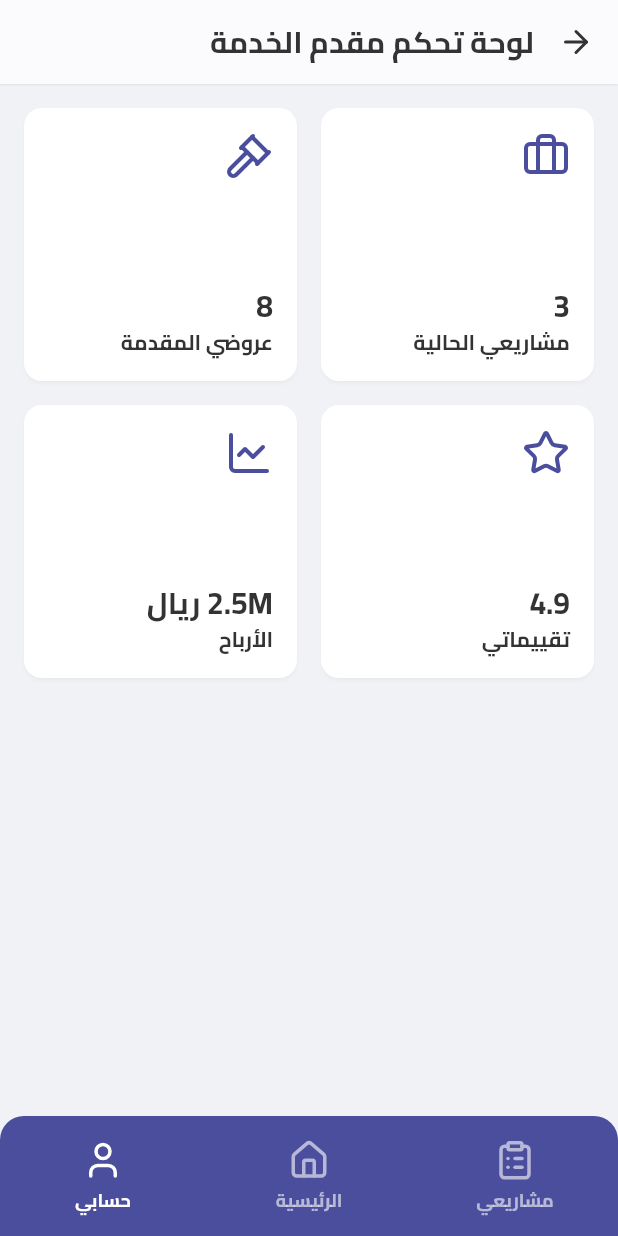
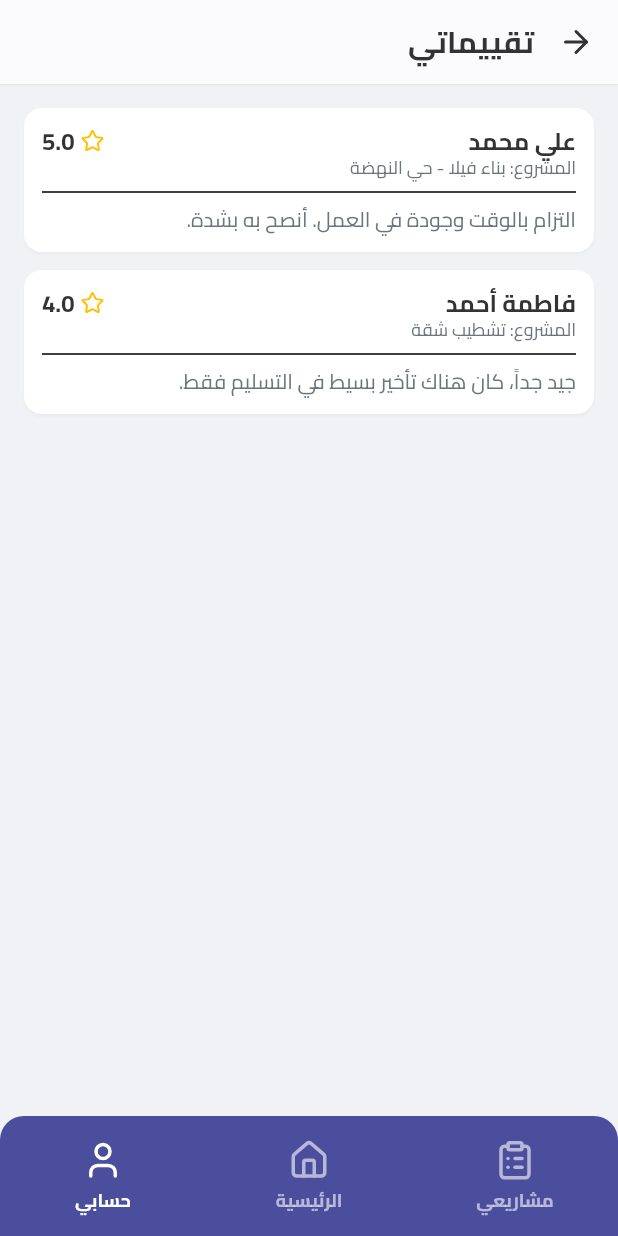
Before and after one commit to vipxz4/Bunyan, a Flutter app: the ServiceProviderDashboardScreen screen opened by its route, after a tap on "4.9", on a phone screen of 412 x 824 dp. Run offline on Flutter 3.47's test engine with Material 3 defaults, Android fonts, the phone set to English and light mode, and no system bars; our stand-ins replace badges, cached_network_image, firebase_core, flutter_animate, flutter_riverpod, go_router and 4 more; accounts and stored records are empty; network calls fail.

Commit message:
feat: Build out all application screens and features
This is a massive summary commit that completes a long and iterative series of user requests to build out the entire front-end skeleton of the application, fix all non-functional buttons, and implement key features.

The following work was completed:

- **Button & Navigation Overhaul:**
  - Every non-functional button identified through multiple audits has been made functional.
  - Navigation has been implemented for Login, Register, Forgot Password, Home, Account, Profiles, and Search screens.

- **New Screens Created (15+):**
  - **Account Features:** `PurchaseOrdersScreen`, `QuotationRequestsScreen`, `SavedContractsScreen`, `MyRatingsScreen`, `SettingsScreen`, `HelpAndSupportScreen`.
  - **Auth Flow:** `ForgotPasswordScreen`, `OTPScreen` (routed), `RegisterScreen` (routed).
  - **Dashboards:**
    - **Supplier Dashboard:** `SupplierDashboardScreen`, `MyProductsScreen`, `MyOrdersScreen`, `AddEditProductScreen`.
    - **Service Provider Dashboard:** `ServiceProviderDashboardScreen`, `SpMyProjectsScreen`, `SpMyBidsScreen`, `SpRatingsScreen`, `SpEarningsScreen`.
  - **Utility:** `ComingSoonScreen`, `GuaranteeFundingScreen`.

- **Feature Implementation:**
  - **Supplier Product Management:**
    - Implemented a `StateNotifier` for managing the product list state.
    - Implemented full CRUD (Create, Read, Update, Delete) functionality for products, including a confirmation dialog for deletes.
  - **Dashboards:** Built out V1 of both Supplier and Service Provider dashboards with navigable summary cards.

- **Routing:**
  - The App Router has been comprehensively updated with routes and nested sub-routes for all new screens.

This commit represents the completion of the application's UI structure and foundational logic, turning a skeleton app into a fully navigable and feature-rich prototype.

```diff
--- a/lib/core/app_router.dart
+++ b/lib/core/app_router.dart
@@ -33,6 +33,9 @@ import 'package:bonyan/screens/supplier_dashboard/add_edit_product_screen.dart';
 import 'package:bonyan/screens/service_provider_dashboard/service_provider_dashboard_screen.dart';
 import 'package:bonyan/screens/service_provider_dashboard/sp_my_projects_screen.dart';
 import 'package:bonyan/screens/service_provider_dashboard/sp_my_bids_screen.dart';
+import 'package:bonyan/screens/service_provider_dashboard/sp_ratings_screen.dart';
+import 'package:bonyan/screens/service_provider_dashboard/sp_earnings_screen.dart';
+import 'package:bonyan/screens/guarantee_funding/guarantee_funding_screen.dart';
 import 'package:bonyan/screens/forgot_password/forgot_password_screen.dart';
 import 'package:bonyan/screens/splash/splash_screen.dart';
 import 'package:bonyan/screens/supplier_profile/supplier_profile_screen.dart';
@@ -160,7 +163,14 @@ final goRouter = GoRouter(
                   path: 'checkout-summary',
                   name: 'checkout-summary',
                   builder: (context, state) => const CheckoutSummaryScreen(),
-                ),
+                  routes: [
+                    GoRoute(
+                      path: 'guarantee-funding',
+                      name: 'guarantee-funding',
+                      builder: (context, state) =>
+                          const GuaranteeFundingScreen(),
+                    ),
+                  ]),
                 GoRoute(
                     path: 'notifications',
                     name: 'notifications',
@@ -290,6 +300,16 @@ final goRouter = GoRouter(
                         name: 'sp-my-bids',
                         builder: (context, state) => const SpMyBidsScreen(),
                       ),
+                      GoRoute(
+                        path: 'my-ratings',
+                        name: 'sp-my-ratings',
+                        builder: (context, state) => const SpRatingsScreen(),
+                      ),
+                      GoRoute(
+                        path: 'my-earnings',
+                        name: 'sp-my-earnings',
+                        builder: (context, state) => const SpEarningsScreen(),
+                      ),
                     ]),
               ],
             ),
--- a/lib/screens/checkout_summary/checkout_summary_screen.dart
+++ b/lib/screens/checkout_summary/checkout_summary_screen.dart
@@ -42,9 +42,7 @@ class CheckoutSummaryScreen extends ConsumerWidget {
         padding: const EdgeInsets.fromLTRB(16, 0, 16, 24),
         child: PrimaryButton(
           text: 'تأكيد والانتقال لتمويل الضمان',
-          onPressed: () {
-            // TODO: Navigate to guarantee funding screen
-          },
+          onPressed: () => context.push('/home/checkout-summary/guarantee-funding'),
         ),
       ),
     );
--- a/lib/screens/service_provider_dashboard/service_provider_dashboard_screen.dart
+++ b/lib/screens/service_provider_dashboard/service_provider_dashboard_screen.dart
@@ -34,17 +34,15 @@ class ServiceProviderDashboardScreen extends StatelessWidget {
             icon: LucideIcons.star,
             label: 'تقييماتي',
             value: '4.9', // Mock data
-            onTap: () {
-              // TODO: Navigate to ratings screen
-            },
+            onTap: () =>
+                context.push('/account/service-provider-dashboard/my-ratings'),
           ),
           _DashboardCard(
             icon: LucideIcons.lineChart,
             label: 'الأرباح',
             value: '2.5M ريال', // Mock data
-            onTap: () {
-              // TODO: Navigate to earnings screen
-            },
+            onTap: () =>
+                context.push('/account/service-provider-dashboard/my-earnings'),
           ),
         ],
       ),
--- /dev/null
+++ b/lib/screens/service_provider_dashboard/sp_ratings_screen.dart
@@ -0,0 +1,77 @@
+import 'package:bonyan/widgets/widgets.dart';
+import 'package:flutter/material.dart';
+import 'package:lucide_icons/lucide_icons.dart';
+
+class SpRatingsScreen extends StatelessWidget {
+  const SpRatingsScreen({super.key});
+
+  @override
+  Widget build(BuildContext context) {
+    // Mock data for demonstration
+    final mockRatings = [
+      {
+        'customer': 'علي محمد',
+        'project': 'بناء فيلا - حي النهضة',
+        'rating': 5.0,
+        'comment': 'التزام بالوقت وجودة في العمل. أنصح به بشدة.'
+      },
+      {
+        'customer': 'فاطمة أحمد',
+        'project': 'تشطيب شقة',
+        'rating': 4.0,
+        'comment': 'جيد جداً، كان هناك تأخير بسيط في التسليم فقط.'
+      },
+    ];
+
+    return Scaffold(
+      appBar: const ScreenHeader(title: 'تقييماتي'),
+      body: ListView.builder(
+        padding: const EdgeInsets.all(16.0),
+        itemCount: mockRatings.length,
+        itemBuilder: (context, index) {
+          final rating = mockRatings[index];
+          return Card(
+            margin: const EdgeInsets.only(bottom: 12),
+            child: Padding(
+              padding: const EdgeInsets.all(12.0),
+              child: Column(
+                crossAxisAlignment: CrossAxisAlignment.start,
+                children: [
+                  Row(
+                    mainAxisAlignment: MainAxisAlignment.spaceBetween,
+                    children: [
+                      Text(
+                        rating['customer'] as String,
+                        style: Theme.of(context).textTheme.titleLarge,
+                      ),
+                      Row(
+                        children: [
+                          const Icon(LucideIcons.star,
+                              color: Colors.amber, size: 16),
+                          const SizedBox(width: 4),
+                          Text(
+                            (rating['rating'] as double).toStringAsFixed(1),
+                            style: Theme.of(context).textTheme.titleLarge,
+                          ),
+                        ],
+                      ),
+                    ],
+                  ),
+                  Text(
+                    'المشروع: ${rating['project']}',
+                    style: Theme.of(context).textTheme.bodySmall,
+                  ),
+                  const Divider(height: 16),
+                  Text(
+                    rating['comment'] as String,
+                    style: Theme.of(context).textTheme.bodyMedium,
+                  ),
+                ],
+              ),
+            ),
+          );
+        },
+      ),
+    );
+  }
+}
```
Also changed, not shown: lib/screens/guarantee_funding/guarantee_funding_screen.dart (added, +22 -0 lines), lib/screens/service_provider_dashboard/sp_earnings_screen.dart (added, +31 -0 lines).
